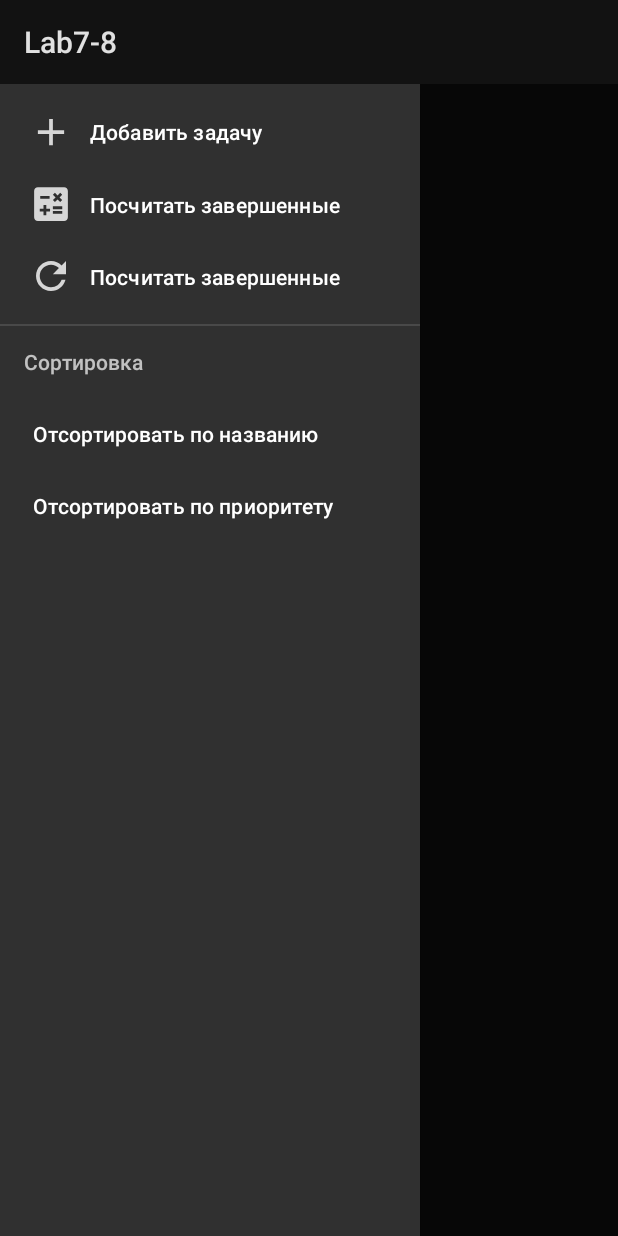
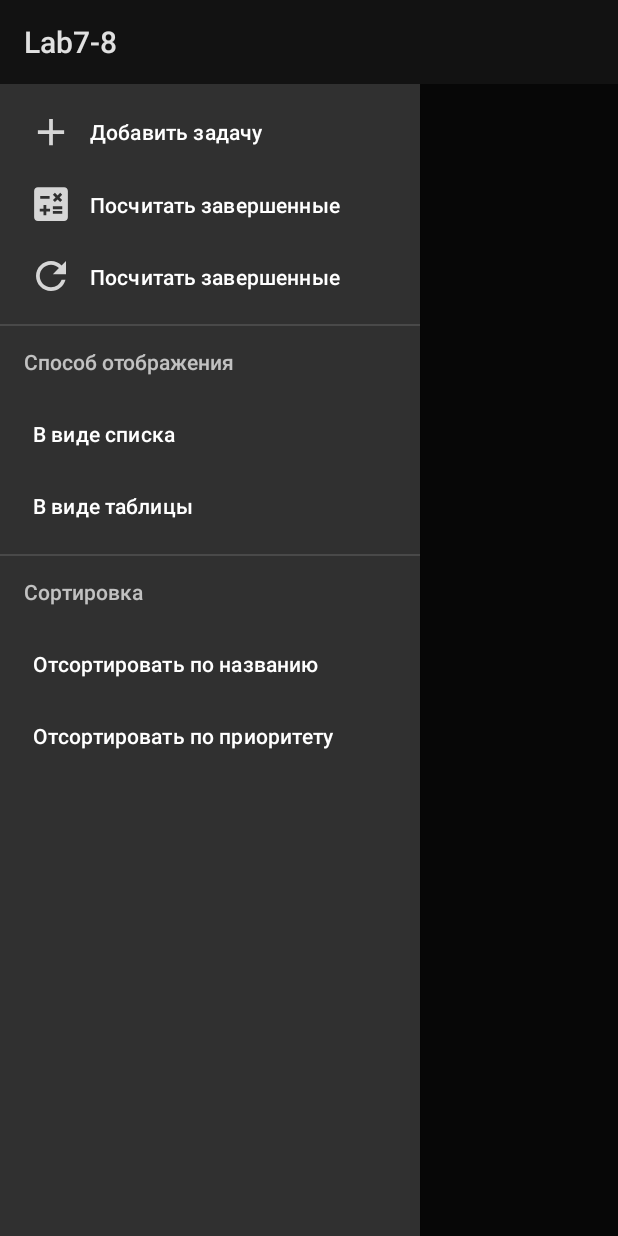
Before and after one commit to BekhAndrey/PMS, an Android app: the screen it shows after launch (MainActivity), with the side drawer open, on a phone screen of 412 x 824 dp. Run offline under Robolectric (Android 15) with nearby library versions, the phone set to English and light mode, and no system bars.

Commit message:
Switch between linear layout and grid layout added

```diff
--- a/Lab7/app/src/main/java/com/example/lab7/MainActivity.java
+++ b/Lab7/app/src/main/java/com/example/lab7/MainActivity.java
@@ -7,10 +7,13 @@ import androidx.appcompat.app.AppCompatActivity;
 import androidx.core.view.GravityCompat;
 import androidx.drawerlayout.widget.DrawerLayout;
 import androidx.fragment.app.FragmentTransaction;
+import androidx.recyclerview.widget.GridLayoutManager;
+import androidx.recyclerview.widget.LinearLayoutManager;
 import androidx.recyclerview.widget.RecyclerView;
 
 import android.content.DialogInterface;
 import android.content.Intent;
+import android.content.res.Configuration;
 import android.database.Cursor;
 import android.database.sqlite.SQLiteDatabase;
 import android.os.Bundle;
@@ -72,8 +75,17 @@ public class MainActivity extends AppCompatActivity implements NavigationView.On
                     }
                 })
         );
+
+        if (getResources().getConfiguration().orientation == Configuration.ORIENTATION_PORTRAIT) {
+            LinearLayoutManager layoutManager = new LinearLayoutManager(this);
+            recyclerView.setLayoutManager(layoutManager);
+        } else {
+            GridLayoutManager layoutManager = new GridLayoutManager(this, 2);
+            recyclerView.setLayoutManager(layoutManager);
+        }
         adapter = new CustomAdapter(this, taskList);
         recyclerView.setAdapter(adapter);
+
 
     }
 
@@ -116,26 +128,20 @@ public class MainActivity extends AppCompatActivity implements NavigationView.On
         return true;
     }
 
-//    @Override
-//    public boolean onCreateOptionsMenu(Menu menu) {
-//        getMenuInflater().inflate(R.menu.main_menu, menu);
-//        return true;
-//    }
-//
 
     @Override
     public boolean onNavigationItemSelected(@NonNull MenuItem item) {
         // Handle navigation view item clicks here.
         DrawerLayout drawer = (DrawerLayout) findViewById(R.id.drawerLayout);
         switch (item.getItemId()) {
-            case R.id.action_add :
+            case R.id.action_add:
                 Intent intent = new Intent(getBaseContext(), CreateActivity.class);
                 startActivity(intent);
                 drawer.closeDrawer(GravityCompat.START);
                 return true;
             case R.id.action_sort_by_name:
-                cursor = db.rawQuery("SELECT * FROM " + DBContract.DBEntry.TABLE_NAME + " ORDER BY " + DBContract.DBEntry.COLUMN_NAME_NAME , null);
-                taskList = Helper.getTaskListFromCursor(getBaseContext(),cursor);
+                cursor = db.rawQuery("SELECT * FROM " + DBContract.DBEntry.TABLE_NAME + " ORDER BY " + DBContract.DBEntry.COLUMN_NAME_NAME, null);
+                taskList = Helper.getTaskListFromCursor(getBaseContext(), cursor);
                 adapter = new CustomAdapter(getBaseContext(), taskList);
                 recyclerView.setAdapter(adapter);
                 adapter.notifyDataSetChanged();
@@ -147,7 +153,7 @@ public class MainActivity extends AppCompatActivity implements NavigationView.On
                         + "WHEN " + DBContract.DBEntry.COLUMN_NAME_PRIORITY + "='Medium' THEN 1 "
                         + "WHEN " + DBContract.DBEntry.COLUMN_NAME_PRIORITY + "='Low' THEN 2 "
                         + "ELSE 3 END ASC", null);
-                taskList = Helper.getTaskListFromCursor(getBaseContext(),cursor);
+                taskList = Helper.getTaskListFromCursor(getBaseContext(), cursor);
                 adapter = new CustomAdapter(getBaseContext(), taskList);
                 recyclerView.setAdapter(adapter);
                 adapter.notifyDataSetChanged();
@@ -155,7 +161,7 @@ public class MainActivity extends AppCompatActivity implements NavigationView.On
                 return true;
             case R.id.action_get_finished:
                 cursor = db.rawQuery("SELECT * FROM " + DBContract.DBEntry.TABLE_NAME + " WHERE " + DBContract.DBEntry.COLUMN_NAME_STATUS + "=" + "'Finished'", null);
-                taskList = Helper.getTaskListFromCursor(getBaseContext(),cursor);
+                taskList = Helper.getTaskListFromCursor(getBaseContext(), cursor);
                 adapter = new CustomAdapter(getBaseContext(), taskList);
                 recyclerView.setAdapter(adapter);
                 adapter.notifyDataSetChanged();
@@ -163,59 +169,25 @@ public class MainActivity extends AppCompatActivity implements NavigationView.On
                 return true;
             case R.id.action_refresh:
                 cursor = db.rawQuery("SELECT * FROM " + DBContract.DBEntry.TABLE_NAME, null);
-                taskList = Helper.getTaskListFromCursor(getBaseContext(),cursor);
+                taskList = Helper.getTaskListFromCursor(getBaseContext(), cursor);
                 adapter = new CustomAdapter(getBaseContext(), taskList);
                 recyclerView.setAdapter(adapter);
                 adapter.notifyDataSetChanged();
                 drawer.closeDrawer(GravityCompat.START);
                 return true;
+            case R.id.action_set_linear_layout:
+                LinearLayoutManager linearLayoutManager = new LinearLayoutManager(this);
+                recyclerView.setLayoutManager(linearLayoutManager);
+                drawer.closeDrawer(GravityCompat.START);
+                return true;
+            case R.id.action_set_grid_layout:
+                GridLayoutManager gridLayoutManager = new GridLayoutManager(this, 2);
+                recyclerView.setLayoutManager(gridLayoutManager);
+                drawer.closeDrawer(GravityCompat.START);
+                return true;
         }
         return true;
     }
-
-//    @Override
-//    public boolean onOptionsItemSelected(MenuItem item) {
-//        int id = item.getItemId();
-//        switch(id){
-//            case R.id.action_add :
-//                Intent intent = new Intent(getBaseContext(), CreateActivity.class);
-//                startActivity(intent);
-//                return true;
-//            case R.id.action_sort_by_name:
-//                cursor = db.rawQuery("SELECT * FROM " + DBContract.DBEntry.TABLE_NAME + " ORDER BY " + DBContract.DBEntry.COLUMN_NAME_NAME , null);
-//                taskList = Helper.getTaskListFromCursor(getBaseContext(),cursor);
-//                adapter = new CustomAdapter(getBaseContext(), taskList);
-//                recyclerView.setAdapter(adapter);
-//                adapter.notifyDataSetChanged();
-//                return true;
-//            case R.id.action_sort_by_priority:
-//                cursor = db.rawQuery("SELECT * FROM " + DBContract.DBEntry.TABLE_NAME
-//                        + " ORDER BY CASE WHEN " + DBContract.DBEntry.COLUMN_NAME_PRIORITY + "='High' THEN 0 "
-//                        + "WHEN " + DBContract.DBEntry.COLUMN_NAME_PRIORITY + "='Medium' THEN 1 "
-//                        + "WHEN " + DBContract.DBEntry.COLUMN_NAME_PRIORITY + "='Low' THEN 2 "
-//                        + "ELSE 3 END ASC", null);
-//                taskList = Helper.getTaskListFromCursor(getBaseContext(),cursor);
-//                adapter = new CustomAdapter(getBaseContext(), taskList);
-//                recyclerView.setAdapter(adapter);
-//                adapter.notifyDataSetChanged();
-//                return true;
-//            case R.id.action_get_finished:
-//                cursor = db.rawQuery("SELECT * FROM " + DBContract.DBEntry.TABLE_NAME + " WHERE " + DBContract.DBEntry.COLUMN_NAME_STATUS + "=" + "'Finished'", null);
-//                taskList = Helper.getTaskListFromCursor(getBaseContext(),cursor);
-//                adapter = new CustomAdapter(getBaseContext(), taskList);
-//                recyclerView.setAdapter(adapter);
-//                adapter.notifyDataSetChanged();
-//                return true;
-//            case R.id.action_refresh:
-//                cursor = db.rawQuery("SELECT * FROM " + DBContract.DBEntry.TABLE_NAME, null);
-//                taskList = Helper.getTaskListFromCursor(getBaseContext(),cursor);
-//                adapter = new CustomAdapter(getBaseContext(), taskList);
-//                recyclerView.setAdapter(adapter);
-//                adapter.notifyDataSetChanged();
-//                return true;
-//        }
-//        return super.onOptionsItemSelected(item);
-//    }
 
     @Override
     protected void onDestroy() {
--- a/Lab7/app/src/main/res/layout-land/activity_main.xml
+++ b/Lab7/app/src/main/res/layout-land/activity_main.xml
@@ -1,27 +1,32 @@
 <?xml version="1.0" encoding="utf-8"?>
-<androidx.constraintlayout.widget.ConstraintLayout xmlns:android="http://schemas.android.com/apk/res/android"
+<androidx.drawerlayout.widget.DrawerLayout
+    xmlns:android="http://schemas.android.com/apk/res/android"
     xmlns:app="http://schemas.android.com/apk/res-auto"
     xmlns:tools="http://schemas.android.com/tools"
-    android:layout_width="match_parent"
+    android:id="@+id/drawerLayout"
     android:layout_height="match_parent"
-    tools:context=".MainActivity">
+    android:layout_width="match_parent">
 
-    <fragment
-        android:id="@+id/list_frag"
-        class="com.example.lab7.TaskListFragment"
-        android:layout_width="300dp"
+    <androidx.constraintlayout.widget.ConstraintLayout
+        android:layout_width="match_parent"
         android:layout_height="match_parent"
-        app:layout_constraintStart_toStartOf="parent"
-        app:layout_constraintTop_toTopOf="parent" />
+        tools:context=".MainActivity">
+
+        <androidx.recyclerview.widget.RecyclerView
+            android:id="@+id/list"
+            android:layout_width="0dp"
+            android:layout_height="0dp"
+            app:layout_constraintLeft_toLeftOf="parent"
+            app:layout_constraintRight_toRightOf="parent"
+            app:layout_constraintTop_toTopOf="parent"
+            app:layout_constraintBottom_toBottomOf="parent"/>
 
 
-    <FrameLayout
-        android:id="@+id/detail_frame"
-        android:layout_width="431dp"
+    </androidx.constraintlayout.widget.ConstraintLayout>
+    <com.google.android.material.navigation.NavigationView
+        android:id="@+id/navigationView"
+        android:layout_width="wrap_content"
         android:layout_height="match_parent"
-        android:layout_weight="2"
-        app:layout_constraintStart_toEndOf="@+id/list_frag"
-        app:layout_constraintTop_toTopOf="parent" />
-
-
-</androidx.constraintlayout.widget.ConstraintLayout>
+        android:layout_gravity="start"
+        app:menu="@menu/main_menu"/>
+</androidx.drawerlayout.widget.DrawerLayout>
--- a/Lab7/app/src/main/res/layout/activity_main.xml
+++ b/Lab7/app/src/main/res/layout/activity_main.xml
@@ -12,33 +12,11 @@
     android:layout_height="match_parent"
     tools:context=".MainActivity">
 
-<!--    <LinearLayout-->
-<!--        android:id="@+id/layoutToolBar"-->
-<!--        android:layout_width="match_parent"-->
-<!--        android:layout_height="60dp"-->
-<!--        android:background="@color/white"-->
-<!--        android:gravity="center_vertical"-->
-<!--        android:orientation="horizontal"-->
-<!--        android:paddingStart="15dp"-->
-<!--        android:paddingEnd="15dp"-->
-<!--        app:layout_constraintStart_toStartOf="parent"-->
-<!--        app:layout_constraintTop_toTopOf="parent">-->
-
-<!--        <ImageView-->
-<!--            android:id="@+id/imageMenu"-->
-<!--            android:layout_width="30dp"-->
-<!--            android:layout_height="30dp"-->
-<!--            android:src="@drawable/pic1"/>-->
-
-<!--    </LinearLayout>-->
 
     <androidx.recyclerview.widget.RecyclerView
         android:id="@+id/list"
         android:layout_width="0dp"
         android:layout_height="0dp"
-
-        app:layoutManager="androidx.recyclerview.widget.LinearLayoutManager"
-
         app:layout_constraintLeft_toLeftOf="parent"
         app:layout_constraintRight_toRightOf="parent"
         app:layout_constraintTop_toTopOf="parent"
--- a/Lab7/app/src/main/res/menu/main_menu.xml
+++ b/Lab7/app/src/main/res/menu/main_menu.xml
@@ -3,19 +3,29 @@
     xmlns:app="http://schemas.android.com/apk/res-auto">
     <item
         android:id="@+id/action_add"
-        app:showAsAction="always"
         android:icon="@drawable/ic_action_add"
-        android:title="Добавить задачу" />
+        android:title="Добавить задачу"
+        app:showAsAction="always" />
     <item
         android:id="@+id/action_get_finished"
-        app:showAsAction="always"
         android:icon="@drawable/ic_action_get_finished"
-        android:title="Посчитать завершенные задачи"/>
+        android:title="Посчитать завершенные задачи"
+        app:showAsAction="always" />
     <item
         android:id="@+id/action_refresh"
-        app:showAsAction="always"
         android:icon="@drawable/ic_action_refresh"
-        android:title="Посчитать завершенные задачи"/>
+        android:title="Посчитать завершенные задачи"
+        app:showAsAction="always" />
+    <item android:title="Способ отображения">
+        <menu>
+            <item
+                android:id="@+id/action_set_linear_layout"
+                android:title="В виде списка"/>
+            <item
+                android:id="@+id/action_set_grid_layout"
+                android:title="В виде таблицы"/>
+        </menu>
+    </item>
     <item android:title="Сортировка">
         <menu>
             <item
```
Also changed, not shown: Lab7/app/src/main/java/com/example/lab7/CustomAdapter.java (+0 -39 lines).
